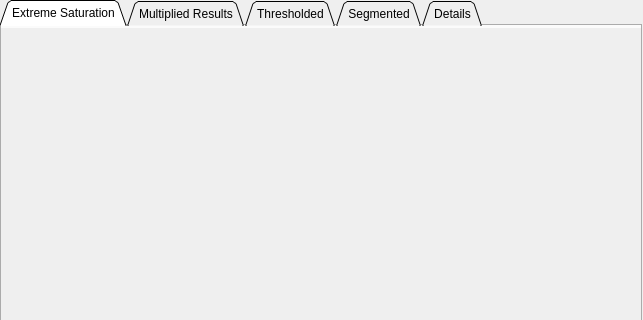
First picture: the form in src/maggicsegmentationdialog.ui, repository robocin/vss-vision, before the edit; both pictures show x 0 to 643 and y 0 to 320 of the 750 by 580 pixel window.
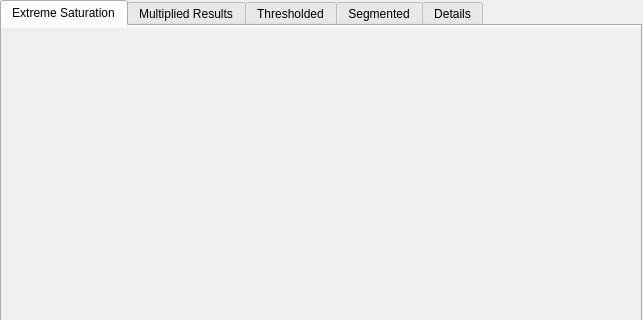
Second picture: the form after the edit. Icons and pictures are not drawn.

Commit message: [IMPROVEMENTS] in interaction with MaggicVision.

Patch:
```diff
--- a/src/maggicsegmentationdialog.ui
+++ b/src/maggicsegmentationdialog.ui
@@ -174,11 +174,20 @@
     </rect>
    </property>
    <property name="tabShape">
-    <enum>QTabWidget::Triangular</enum>
+    <enum>QTabWidget::Rounded</enum>
    </property>
    <property name="currentIndex">
     <number>0</number>
    </property>
+   <property name="documentMode">
+    <bool>false</bool>
+   </property>
+   <property name="movable">
+    <bool>false</bool>
+   </property>
+   <property name="tabBarAutoHide">
+    <bool>false</bool>
+   </property>
    <widget class="QWidget" name="tab_1">
     <attribute name="title">
      <string>Extreme Saturation</string>
```
Left out of the diff: 67 changed lines with no effect on the pictures. The commit also changes 2 other files.
